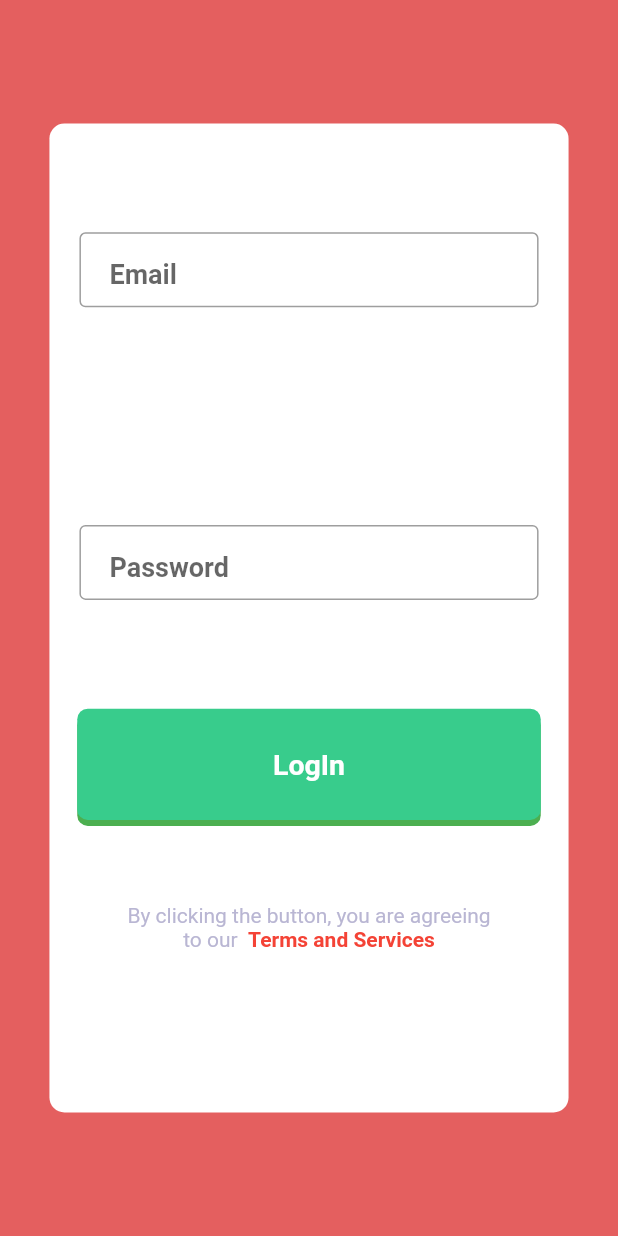
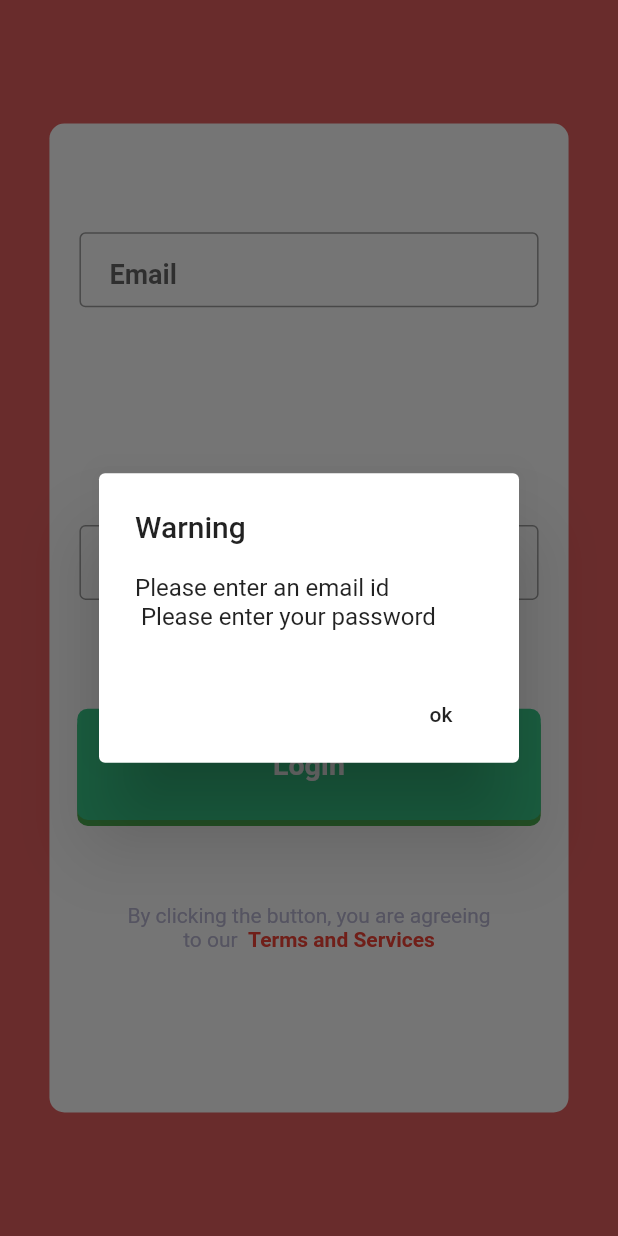
Before and after one commit to kapiljhajhria/crm_android_app, a Flutter app: the screen it shows after launch, after a tap on "LogIn", on a phone screen of 412 x 824 dp. Run offline on Flutter 3.47's test engine with Material 2 defaults, Android fonts, the phone set to English and light mode, and no system bars; Roboto replaces fonts that are missing (Poppins).

Commit message:
able to login now

```diff
--- a/lib/screens/login.dart
+++ b/lib/screens/login.dart
@@ -1,4 +1,8 @@
+import 'dart:convert';
+
 import 'package:flutter/material.dart';
+
+import '../netwrok-helper.dart';
 
 class LogInScreen extends StatefulWidget {
   @override
@@ -9,6 +13,7 @@ class _LogInScreenState extends State<LogInScreen> {
   ScrollController myScrollController;
   TextEditingController emailController;
   TextEditingController pwdController;
+  Session session;
 
   Widget formInputTextBox(
       String fieldName, TextEditingController txtController) {
@@ -33,11 +38,65 @@ class _LogInScreenState extends State<LogInScreen> {
     );
   }
 
+  void _showDialog(alertMsg) {
+    // flutter defined function
+    showDialog(
+      context: context,
+      builder: (BuildContext context) {
+        // return object of type Dialog
+        return AlertDialog(
+          title: new Text("Warning"),
+          content: new Text(alertMsg),
+          actions: <Widget>[
+            // usually buttons at the bottom of the dialog
+            new FlatButton(
+              child: new Text("ok"),
+              onPressed: () {
+                Navigator.of(context).pop();
+              },
+            ),
+          ],
+        );
+      },
+    );
+  }
+
+  logInUser() async {
+    String alertMsg = "";
+    if (emailController.text.length == 0) {
+      alertMsg = "Please enter an email id";
+    }
+
+    if (pwdController.text.length == 0)
+      alertMsg = alertMsg + "\n Please enter your password";
+    if (alertMsg.length != 0) {
+      _showDialog(alertMsg);
+      return;
+    }
+    Map dataMap = {"email": emailController.text, "pswd": pwdController.text};
+    Map jsonMap =
+        await session.post('http://10.0.2.2:5000/login', dataMap);
+    if (jsonMap["result"] == "noEmail") {
+      alertMsg = "Email id doesn't exist, please sign up first";
+    } else if (jsonMap["result"] == "passwordError") {
+      alertMsg = "wrong password, please check your password";
+    } else if (jsonMap["result"] == "loggedIn") {
+      // alertMsg="loggedIN"
+      alertMsg = "logged In";
+    }
+
+    if (alertMsg.length != 0) {
+      _showDialog(alertMsg);
+      return;
+    }
+  }
+
   @override
   void initState() {
     emailController = TextEditingController();
     pwdController = TextEditingController();
     myScrollController = ScrollController();
+    session = Session();
     // TODO: implement initState
     super.initState();
   }
@@ -71,6 +130,7 @@ class _LogInScreenState extends State<LogInScreen> {
                   formInputTextBox("Password", pwdController),
                   GestureDetector(
                     onTap: () {
+                      logInUser();
                       setState(() {});
                     },
                     child: Container(
--- a/pubspec.yaml
+++ b/pubspec.yaml
@@ -23,7 +23,7 @@ environment:
 dependencies:
   flutter:
     sdk: flutter
-
+  http: ^0.12.1
 
   # The following adds the Cupertino Icons font to your application.
   # Use with the CupertinoIcons class for iOS style icons.
```
Also changed, not shown: lib/netwrok-helper.dart (+29 -0 lines), lib/screens/dataScreen.dart (added, +14 -0 lines), pubspec.lock.
